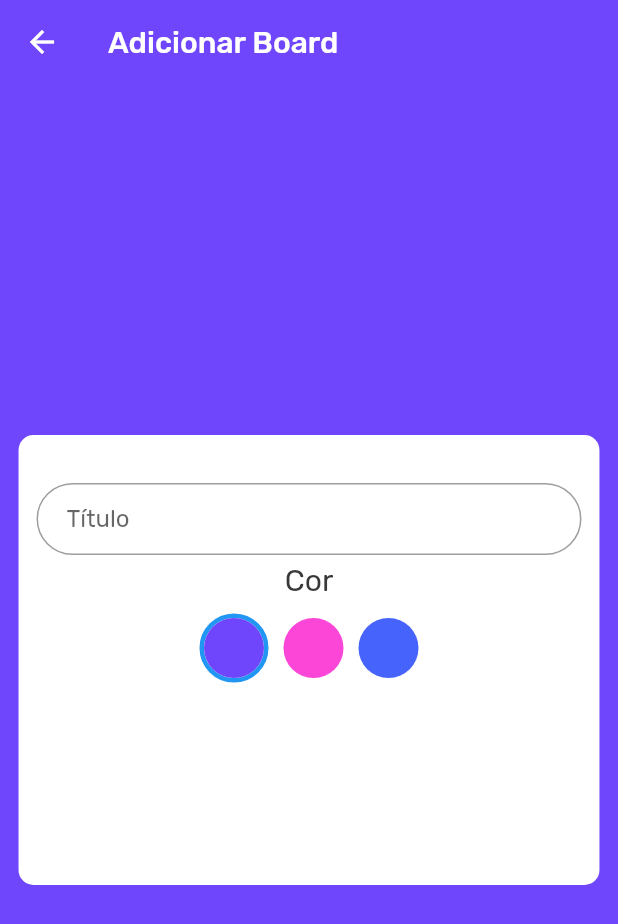
After one commit to viniciusamelio/pixeltasks, a Flutter app: the HomeView screen opened by its route, after a tap on the "add" icon, on a phone screen of 412 x 824 dp. The commit adds this screen. Shown: the top 924 px of the screen. Run offline on Flutter 3.47's test engine with Material 2 defaults, Android fonts, the phone set to English and light mode, and no system bars; our stand-ins replace flushbar, flutter_icons, get, google_fonts, hive; accounts and stored records are empty; statements that could not run were skipped.

Commit message:
init board add screen

```diff
--- /dev/null
+++ b/lib/board/views/board.view.dart
@@ -0,0 +1,62 @@
+import 'package:flutter/material.dart';
+import 'package:pixeltasks/shared/models/board.model.dart';
+import 'package:pixeltasks/shared/styles/colors.dart';
+import 'package:pixeltasks/shared/widgets/color_picker.dart';
+
+class BoardAddView extends StatefulWidget {
+  @override
+  _BoardAddViewState createState() => _BoardAddViewState();
+}
+
+class _BoardAddViewState extends State<BoardAddView> {
+  GlobalKey<FormState> _key;
+  Board _board;
+  @override
+  void initState() {
+    _key = GlobalKey<FormState>();
+    _board = Board();
+    super.initState();
+  }
+
+  @override
+  Widget build(BuildContext context) {
+    final screen = MediaQuery.of(context).size;
+    return Scaffold(
+      appBar: AppBar(
+        elevation: 0,
+        backgroundColor: purple,
+        title: Text("Adicionar Board"),
+      ),
+      backgroundColor: purple,
+      body: Center(
+        child: Container(
+          height: 300,
+          width: screen.width * 0.94,
+          padding: const EdgeInsets.all(12),
+          decoration: BoxDecoration(
+              color: Colors.white, borderRadius: BorderRadius.circular(10)),
+          child: SingleChildScrollView(
+            child: Form(
+              key: _key,
+              child: Column(
+                children: [
+                  const SizedBox(height: 20),
+                  TextFormField(
+                    decoration: InputDecoration(labelText: "Título"),
+                  ),
+                  const SizedBox(height: 5),
+                  Text("Cor", style: TextStyle(fontSize: 20, color: dark)),
+                  const SizedBox(height: 10),
+                  ColorPicker(onSelect: (Color color) {
+                    _board.color = color;
+                    print(_board.color);
+                  })
+                ],
+              ),
+            ),
+          ),
+        ),
+      ),
+    );
+  }
+}
--- a/lib/home/views/home.view.dart
+++ b/lib/home/views/home.view.dart
@@ -1,4 +1,7 @@
 import 'package:flutter/material.dart';
+import 'package:get/get.dart';
+import 'package:pixeltasks/home/widgets/board_tile.dart';
+import 'package:pixeltasks/shared/controllers/user.controller.dart';
 import 'package:pixeltasks/shared/styles/colors.dart';
 
 class HomeView extends StatefulWidget {
@@ -7,6 +10,14 @@ class HomeView extends StatefulWidget {
 }
 
 class _HomeViewState extends State<HomeView> {
+  UserController _userController;
+
+  @override
+  void initState() {
+    _userController = UserController();
+    super.initState();
+  }
+
   @override
   Widget build(BuildContext context) {
     return Scaffold(
@@ -14,6 +25,47 @@ class _HomeViewState extends State<HomeView> {
         backgroundColor: purple,
         title: Text("Boards"),
       ),
+      floatingActionButton: FloatingActionButton(
+        elevation: 2,
+        child: IconButton(
+          icon: Icon(
+            Icons.add,
+            size: 30,
+            color: Colors.white,
+          ),
+          onPressed: () => Get.toNamed('/board/add'),
+        ),
+        backgroundColor: green,
+        onPressed: () {},
+      ),
+      body: GetBuilder(
+        init: UserController(),
+        builder: (controller) {
+          if (controller.user.boards == null ||
+              controller.user.boards.length < 1) {
+            return Center(
+              child: Container(
+                padding: const EdgeInsets.all(20),
+                child: Column(
+                  mainAxisSize: MainAxisSize.min,
+                  children: [
+                    const Icon(Icons.close, color: Colors.red, size: 70),
+                    const Text("Você ainda não possui nenhum board criado",
+                        textAlign: TextAlign.center,
+                        style: TextStyle(fontSize: 20))
+                  ],
+                ),
+              ),
+            );
+          }
+          return ListView.builder(
+            itemCount: controller.user.boards.length,
+            itemBuilder: (context, index) {
+              return BoardTile(title: controller.user.boards[index].title);
+            },
+          );
+        },
+      ),
     );
   }
 }
--- a/lib/main.dart
+++ b/lib/main.dart
@@ -1,10 +1,12 @@
 import 'package:flutter/material.dart';
 import 'package:get/get.dart';
 import 'package:google_fonts/google_fonts.dart';
+import 'package:pixeltasks/board/views/board.view.dart';
 import 'package:pixeltasks/home/views/home.view.dart';
 import 'package:pixeltasks/login/views/login.view.dart';
 import 'package:pixeltasks/login/views/signup.view.dart';
 import 'package:pixeltasks/shared/styles/colors.dart';
+
 void main() async {
   runApp(MyApp());
 }
@@ -16,23 +18,21 @@ class MyApp extends StatelessWidget {
       title: 'PixelTasks',
       navigatorKey: Get.key,
       theme: ThemeData(
-        primarySwatch: Colors.deepPurple,
-        fontFamily: GoogleFonts.rubik().fontFamily,
-        visualDensity: VisualDensity.adaptivePlatformDensity,
-        inputDecorationTheme: InputDecorationTheme(
-          contentPadding: const EdgeInsets.symmetric(vertical: 13,horizontal:20),
-          border: OutlineInputBorder(
-            borderSide: BorderSide(
-              color: dark
-            ),
-            borderRadius: BorderRadius.circular(50)
-          ),
-        )
-      ),
+          primarySwatch: Colors.deepPurple,
+          fontFamily: GoogleFonts.rubik().fontFamily,
+          visualDensity: VisualDensity.adaptivePlatformDensity,
+          inputDecorationTheme: InputDecorationTheme(
+            contentPadding:
+                const EdgeInsets.symmetric(vertical: 13, horizontal: 20),
+            border: OutlineInputBorder(
+                borderSide: BorderSide(color: dark),
+                borderRadius: BorderRadius.circular(50)),
+          )),
       routes: {
         "/": (context) => LoginView(),
-        "/signup" : (context) => SignUpView(),
-        '/home' : (context) => HomeView()
+        "/signup": (context) => SignUpView(),
+        '/home': (context) => HomeView(),
+        "/board/add": (context) => BoardAddView()
       },
     );
   }
--- a/lib/shared/controllers/user.controller.dart
+++ b/lib/shared/controllers/user.controller.dart
@@ -12,6 +12,8 @@ class UserController extends GetController with HiveService {
     user = User();
     openUserBox();
   }
+
+  static UserController get to => Get.find();
 
   Future<void> openUserBox() async {
     this.userBox = await super.openBox('user');
--- a/lib/shared/models/board.model.dart
+++ b/lib/shared/models/board.model.dart
@@ -6,6 +6,8 @@ class Board {
   Color color;
   DateTime createdAt;
   List<Task> tasks;
+
+  Board({this.title,this.color,this.createdAt,this.tasks});
 
   Board.fromJson(Map<String, dynamic> json) {
     title = json['title'];
--- /dev/null
+++ b/lib/shared/widgets/color_picker.dart
@@ -0,0 +1,113 @@
+import 'package:flutter/material.dart';
+import 'package:pixeltasks/shared/styles/colors.dart';
+
+class ColorPicker extends StatefulWidget {
+  final Function onSelect;
+  const ColorPicker({Key key, this.onSelect}) : super(key: key);
+  @override
+  _ColorPickerState createState() => _ColorPickerState();
+}
+
+class _ColorPickerState extends State<ColorPicker> {
+  Function onSelect;
+  int selected = 0;
+  @override
+  void initState() {
+    onSelect = widget.onSelect;
+    super.initState();
+  }
+
+  @override
+  Widget build(BuildContext context) {
+    return Row(
+      mainAxisAlignment: MainAxisAlignment.center,
+      children: [
+        GestureDetector(
+          onTap: () =>
+            setState(() {
+              this.selected = 0;
+              onSelect(purple);
+            })
+          ,
+          child: AnimatedContainer(
+            curve: Curves.bounceInOut,
+            duration: Duration(milliseconds: 350),
+            decoration: BoxDecoration(
+              shape: BoxShape.circle,
+              border: selected == 0 ? Border.all(color: Colors.blue,width: 3) : null
+            ),
+            child: ColorPointer(
+              color: purple
+            ),
+          ),
+        ),
+        const SizedBox(width: 10),
+        GestureDetector(
+          onTap: () =>
+            setState(() {
+              this.selected = 1;
+              onSelect(pink);
+            })
+          ,
+          child: AnimatedContainer(
+            curve: Curves.bounceInOut,
+            duration: Duration(milliseconds: 350),
+            decoration: BoxDecoration(
+              shape: BoxShape.circle,
+              border: selected == 1 ? Border.all(color: Colors.blue,width: 3) : null
+            ),
+            child: ColorPointer(
+              color: pink
+            ),
+          ),
+        ),
+        const SizedBox(width: 10),
+        GestureDetector(
+          onTap: () =>
+            setState(() {
+              this.selected = 2;
+              onSelect(blue);
+            })
+          ,
+          child: AnimatedContainer(
+            curve: Curves.bounceInOut,
+            duration: Duration(milliseconds: 350),
+            decoration: BoxDecoration(
+              shape: BoxShape.circle,
+              border: selected == 2 ? Border.all(color: Colors.blue,width: 3) : null
+            ),
+            child: ColorPointer(
+              color: blue
+            ),
+          ),
+        ),
+      ],
+    );
+  }
+}
+
+class ColorPointer extends StatefulWidget {
+  final Color color;
+  final bool selected;
+  final Function onSelect;
+
+  const ColorPointer(
+      {Key key, this.color, this.selected = false, this.onSelect})
+      : super(key: key);
+  @override
+  _ColorPointerState createState() => _ColorPointerState();
+}
+
+class _ColorPointerState extends State<ColorPointer> {
+  @override
+  Widget build(BuildContext context) {
+    return GestureDetector(
+      child: AnimatedContainer(
+        curve: Curves.bounceInOut,
+        duration: Duration(milliseconds: 350),
+        padding: const EdgeInsets.all(20),
+        decoration: BoxDecoration(shape: BoxShape.circle, color: widget.color),
+      ),
+    );
+  }
+}
```
Also changed, not shown: lib/home/widgets/board_tile.dart (added, +28 -0 lines), lib/login/widgets/login_card.dart (+11 -5 lines), pubspec.lock.
